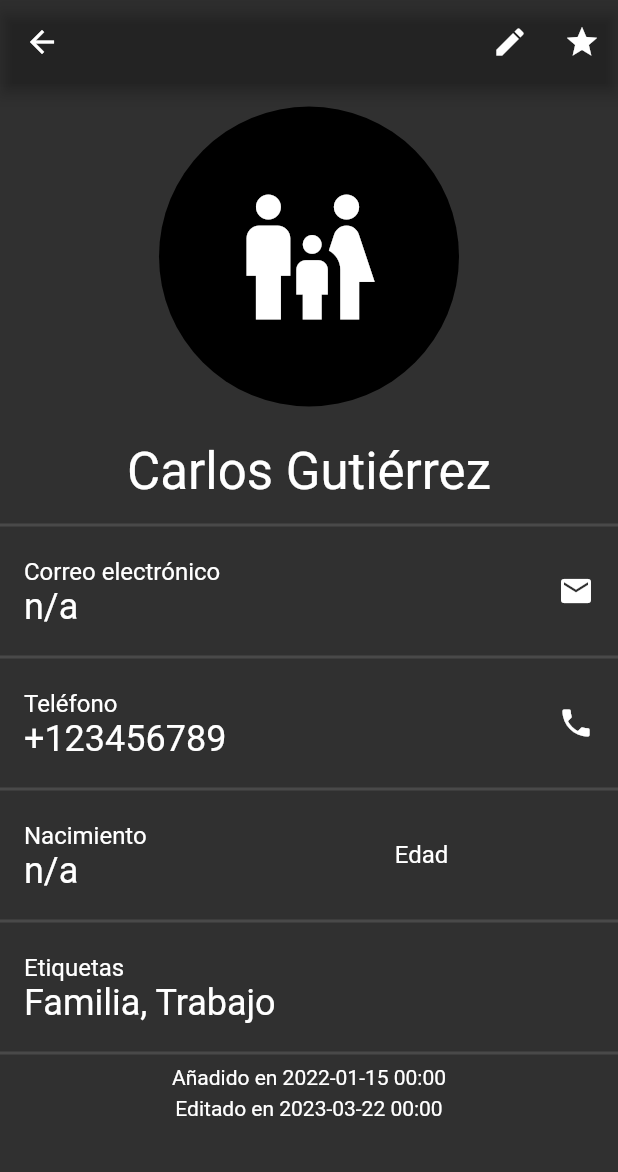
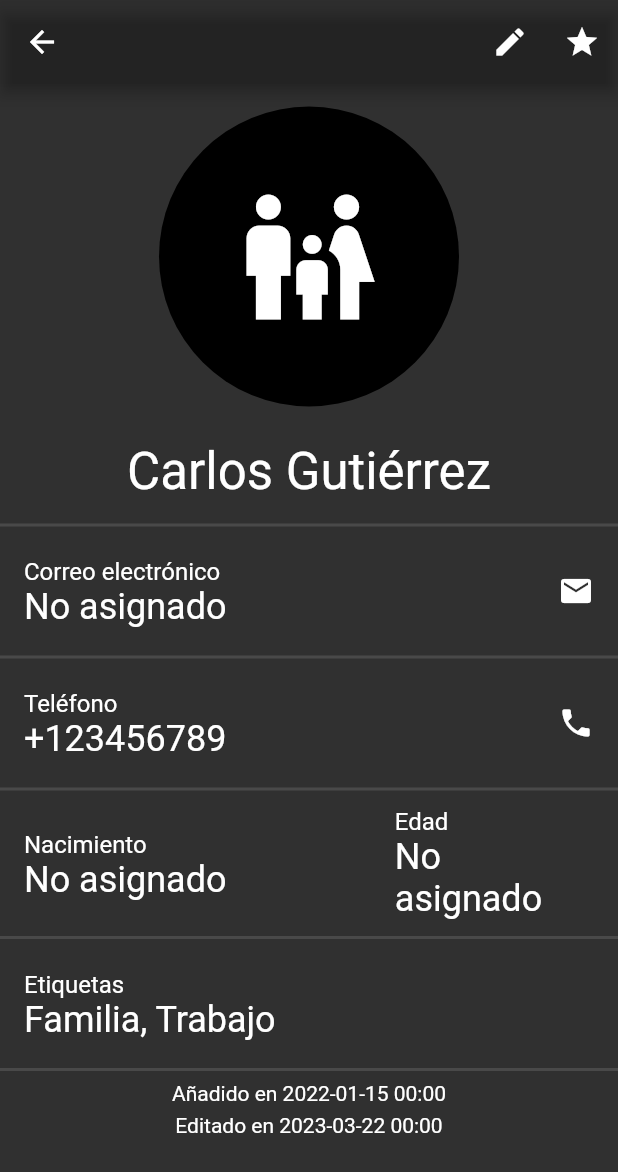
Before and after one commit to ewatgar/agenda, a Flutter app: the screen it shows after launch, after a tap on an icon or button, on a phone screen of 412 x 824 dp. Shown: the top 1172 px of the screen. Run offline on Flutter 3.47's test engine with Material 3 defaults, Android fonts, the phone set to English and light mode, and no system bars; our stand-ins replace diacritic, font_awesome_flutter.

Commit message:
retoques nombre apellidos edad

```diff
--- a/lib/pages/contactdetails.page.dart
+++ b/lib/pages/contactdetails.page.dart
@@ -1,5 +1,6 @@
 // ignore_for_file: prefer_const_constructors, prefer_const_literals_to_create_immutables
 
+import 'package:age_calculator/age_calculator.dart';
 import 'package:agenda/models/agenda.data.dart';
 import 'package:agenda/models/contact.data.dart';
 import 'package:agenda/models/funciones.dart';
@@ -33,13 +34,14 @@ class _ContactDetailsPageState extends State<ContactDetailsPage> {
   Widget build(BuildContext context) {
     AgendaData agenda = Provider.of<AgendaData>(context);
     ThemeData theme = Theme.of(context);
+    String defaultStr = "No asignado";
     DateFormat birthdateFormat = DateFormat.yMMMd();
     DateFormat creatModifFormat = DateFormat('yyyy-MM-dd HH:mm');
     String strLabels = (copy.labels ?? []).isNotEmpty
         ? copy.labels!
             .map((e) => e[0].toUpperCase() + e.substring(1))
             .join(", ")
-        : "n/a";
+        : defaultStr;
 
     return WillPopScope(
       onWillPop: () async {
@@ -84,7 +86,7 @@ class _ContactDetailsPageState extends State<ContactDetailsPage> {
                       padding: const EdgeInsets.all(8),
                       child: Center(
                         child: Text(
-                          "${widget.contact.name} ${widget.contact.surname}",
+                          "${widget.contact.name ?? ''} ${widget.contact.surname ?? ''}",
                           style: TextStyle(
                               color: Colors.white,
                               fontSize:
@@ -96,14 +98,14 @@ class _ContactDetailsPageState extends State<ContactDetailsPage> {
                     ListTile(
                         title: Text("Correo electrónico",
                             style: theme.textTheme.titleMedium),
-                        subtitle: Text(widget.contact.email ?? "n/a",
+                        subtitle: Text(widget.contact.email ?? defaultStr,
                             style: theme.textTheme.headlineSmall),
                         trailing: Icon(Icons.email)),
                     Divider(thickness: 2),
                     ListTile(
                         title: Text("Teléfono",
                             style: theme.textTheme.titleMedium),
-                        subtitle: Text(widget.contact.phone ?? "n/a",
+                        subtitle: Text(widget.contact.phone ?? defaultStr,
                             style: theme.textTheme.headlineSmall),
                         trailing: Icon(Icons.phone)),
                     Divider(thickness: 2),
@@ -120,7 +122,7 @@ class _ContactDetailsPageState extends State<ContactDetailsPage> {
                                 widget.contact.birthdate != null
                                     ? birthdateFormat
                                         .format(widget.contact.birthdate!)
-                                    : "n/a",
+                                    : defaultStr,
                                 style: theme.textTheme.headlineSmall),
                           ),
                         ),
@@ -128,7 +130,14 @@ class _ContactDetailsPageState extends State<ContactDetailsPage> {
                             flex: 2,
                             child: ListTile(
                               title: Text("Edad"),
-                              //subtitle: Text(),
+                              subtitle: Text(
+                                  widget.contact.birthdate != null
+                                      ? AgeCalculator.age(
+                                              widget.contact.birthdate!)
+                                          .years
+                                          .toString()
+                                      : defaultStr,
+                                  style: theme.textTheme.headlineSmall),
                             ))
                       ],
                     ),
--- a/lib/widgets/contacttile.widget.dart
+++ b/lib/widgets/contacttile.widget.dart
@@ -25,7 +25,7 @@ class ContactTile extends StatelessWidget {
         leading: LabelIcon(labels: contact.labels),
         title: Wrap(
           children: [
-            Text("${contact.name} ${contact.surname}"),
+            Text("${contact.name ?? ''} ${contact.surname ?? ''}"),
             if (contact.isFavorite) Icon(Icons.star, size: 15)
           ],
         ),
--- a/pubspec.yaml
+++ b/pubspec.yaml
@@ -39,6 +39,7 @@ dependencies:
   font_awesome_flutter: ^10.6.0
   diacritic: ^0.1.4
   intl: ^0.19.0
+  age_calculator: ^1.0.0
 
 dev_dependencies:
   flutter_test:
```
Also changed, not shown: pubspec.lock.
